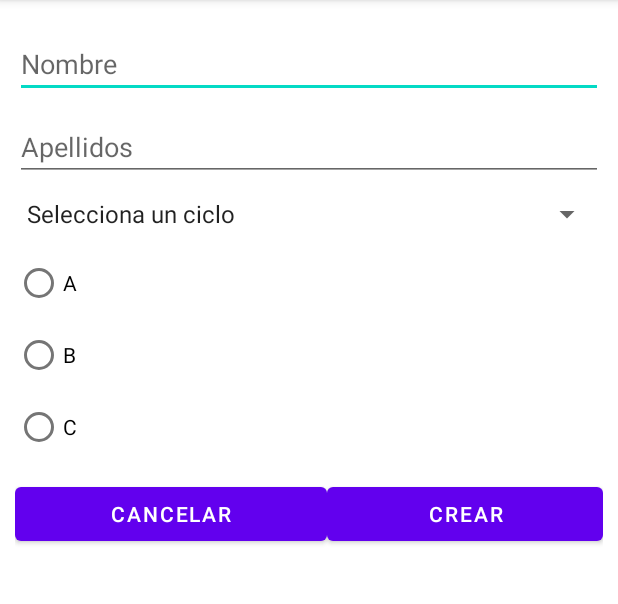
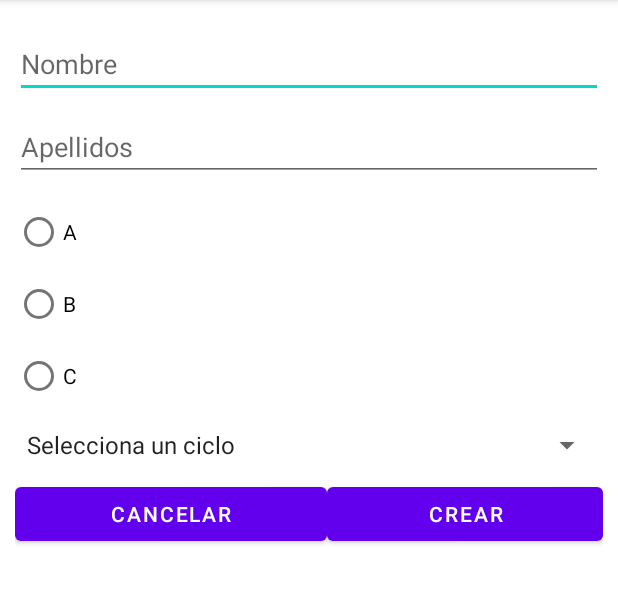
Before and after one commit to EduardSanz/PMDM_C_04-EJEMPLO, an Android app: the AddAlumnoActivity screen opened directly, with no data from a screen before it, on a phone screen of 412 x 824 dp, the part 84-688 px from its top. Run offline under Robolectric (Android 15) with nearby library versions, the phone set to English and light mode, and no system bars.

```diff
--- a/app/src/main/res/layout/activity_add_alumno.xml
+++ b/app/src/main/res/layout/activity_add_alumno.xml
@@ -7,6 +7,15 @@
     android:orientation="vertical"
     android:padding="10dp"
     tools:context=".AddAlumnoActivity">
+
+    <ScrollView
+        android:layout_width="match_parent"
+        android:layout_height="match_parent">
+
+        <LinearLayout
+            android:layout_width="match_parent"
+            android:layout_height="wrap_content"
+            android:orientation="vertical" >
 
             <EditText
                 android:id="@+id/txtNombreAddAlumno"
@@ -25,13 +34,6 @@
                 android:ems="10"
                 android:hint="@string/apellidos"
                 android:inputType="textPersonName" />
-
-    <Spinner
-        android:id="@+id/spCiclosAddAlumno"
-        android:layout_width="match_parent"
-        android:layout_height="wrap_content"
-        android:layout_marginTop="10dp"
-        android:entries="@array/sp_ciclos" />
 
             <RadioGroup
                 android:id="@+id/rgGrupoAddAlumno"
@@ -58,6 +60,13 @@
                     android:text="@string/grupo_c" />
             </RadioGroup>
 
+            <Spinner
+                android:id="@+id/spCiclosAddAlumno"
+                android:layout_width="match_parent"
+                android:layout_height="wrap_content"
+                android:layout_marginTop="10dp"
+                android:entries="@array/sp_ciclos" />
+
             <LinearLayout
                 android:layout_width="match_parent"
                 android:layout_height="wrap_content"
@@ -79,3 +88,6 @@
                     android:text="@string/crear" />
             </LinearLayout>
         </LinearLayout>
+    </ScrollView>
+
+</LinearLayout>
```
Also changed, not shown: app/src/main/java/com/cieep/a04_creacindevistasporcdigo/MainActivity.java (+14 -3 lines), app/src/main/res/layout/alumno_model_view.xml (added, +56 -0 lines). Lines whose indentation alone changed are shown as unchanged.
